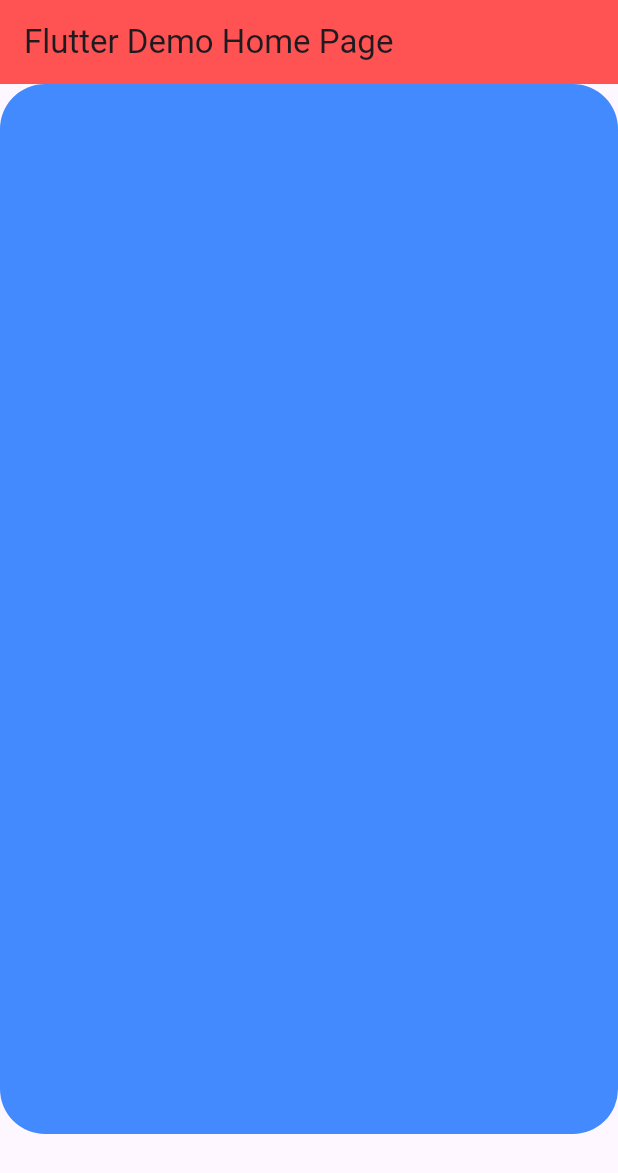
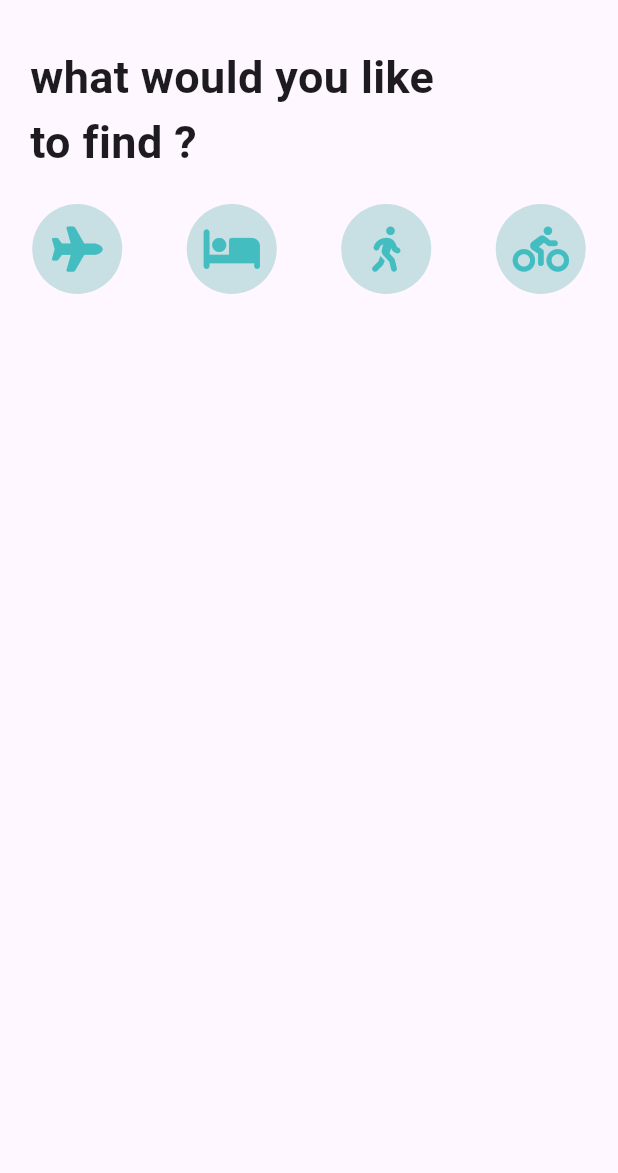
Before and after one commit to irfanhabib19/Travel_appUI, a Flutter app: the screen it shows after launch, on a phone screen of 412 x 824 dp. Shown: the top 1173 px of the screen. Run offline on Flutter 3.47's test engine with Material 3 defaults, Android fonts, the phone set to English and light mode, and no system bars; our stand-ins replace device_preview, font_awesome_flutter.

Commit message:
create IconButton

```diff
--- /dev/null
+++ b/lib/Screenes/HomeScreen.dart
@@ -0,0 +1,59 @@
+import 'package:flutter/material.dart';
+import 'package:font_awesome_flutter/font_awesome_flutter.dart';
+
+class Homescreen extends StatefulWidget {
+  Homescreen({super.key});
+
+  @override
+  State<Homescreen> createState() => HomeScreenState();
+}
+
+class HomeScreenState extends State<Homescreen> {
+  List<IconData> _icons = [
+    FontAwesomeIcons.plane,
+    FontAwesomeIcons.bed,
+    FontAwesomeIcons.personWalking,
+    FontAwesomeIcons.personBiking
+  ];
+  Widget iconBuilder(int index) {
+    return Container(
+      height: 60.0,
+      width: 60.0,
+      decoration: BoxDecoration(
+        color: const Color.fromARGB(255, 200, 223, 228),
+        borderRadius: BorderRadius.circular(30),
+      ),
+      child: Icon(
+        _icons[index],
+        size: 30,
+        color: const Color.fromARGB(255, 67, 189, 192),
+      ),
+    );
+  }
+
+  @override
+  Widget build(BuildContext context) {
+    return Scaffold(
+        body: SafeArea(
+      child: ListView(padding: EdgeInsets.symmetric(vertical: 30), children: [
+        Padding(
+          padding: const EdgeInsets.only(left: 20, right: 120),
+          child: Text(
+            "what would you like to find ?",
+            style: TextStyle(fontSize: 30, fontWeight: FontWeight.bold),
+          ),
+        ),
+        SizedBox(
+          height: 20,
+        ),
+        Row(
+            mainAxisAlignment: MainAxisAlignment.spaceAround,
+            children: _icons
+                .asMap()
+                .entries
+                .map((MapEntry map) => iconBuilder(map.key))
+                .toList())
+      ]),
+    ));
+  }
+}
--- a/lib/main.dart
+++ b/lib/main.dart
@@ -1,6 +1,7 @@
 import 'package:flutter/material.dart';
 import 'package:device_preview/device_preview.dart';
 import 'package:flutter/scheduler.dart';
+import 'package:travel_appui/Screenes/HomeScreen.dart';
 
 void main() {
   runApp(DevicePreview(builder: (context) => MyApp()));
@@ -18,35 +19,7 @@ class MyApp extends StatelessWidget {
         colorScheme: ColorScheme.fromSeed(seedColor: Colors.deepPurple),
         useMaterial3: true,
       ),
-      home: const MyHomePage(title: 'Flutter Demo Home Page'),
+      home: Homescreen(),
     );
   }
 }
-
-class MyHomePage extends StatefulWidget {
-  const MyHomePage({super.key, required this.title});
-
-  final String title;
-
-  @override
-  State<MyHomePage> createState() => _MyHomePageState();
-}
-
-class _MyHomePageState extends State<MyHomePage> {
-  @override
-  Widget build(BuildContext context) {
-    return Scaffold(
-        appBar: AppBar(
-          backgroundColor: Colors.redAccent,
-          title: Text(widget.title),
-        ),
-        body: Container(
-          width: 800,
-          height: 700,
-          decoration: BoxDecoration(
-            borderRadius: BorderRadius.circular(30),
-            color: Colors.blueAccent,
-          ),
-        ));
-  }
-}
```
